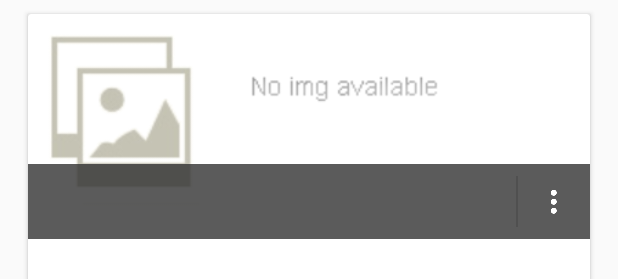
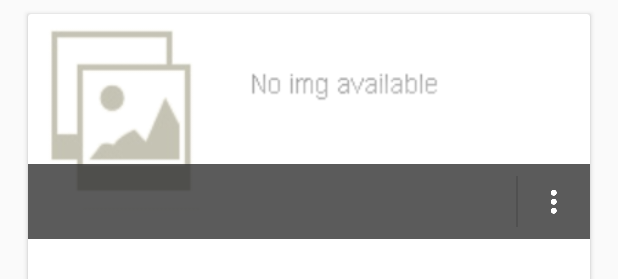
Before and after one commit to stefanogianelli/MapperApp, an Android app: the layout viaggio_item.xml on its own in the app's theme, with its tools: preview values and no code run, on a phone screen of 412 x 824 dp. Shown: the top 279 px of the screen. Run offline under Robolectric (Android 15) with nearby library versions, the phone set to English and light mode, and no system bars.

```diff
--- a/mapper/src/main/res/layout/viaggio_item.xml
+++ b/mapper/src/main/res/layout/viaggio_item.xml
@@ -17,7 +17,8 @@
         android:id="@+id/copertina_viaggio"
         android:layout_width="match_parent"
         android:layout_height="match_parent"
-        android:src="@drawable/viaggio_item_default_bg"/>
+        android:scaleType="fitXY"
+        android:src="@drawable/noimg"/>
 
     <RelativeLayout
         android:id="@+id/viaggio_item_thumbnail"
```
Also changed, not shown: mapper/src/main/res/layout/grid_item_foto_viaggio_layout.xml (+4 -3 lines).
